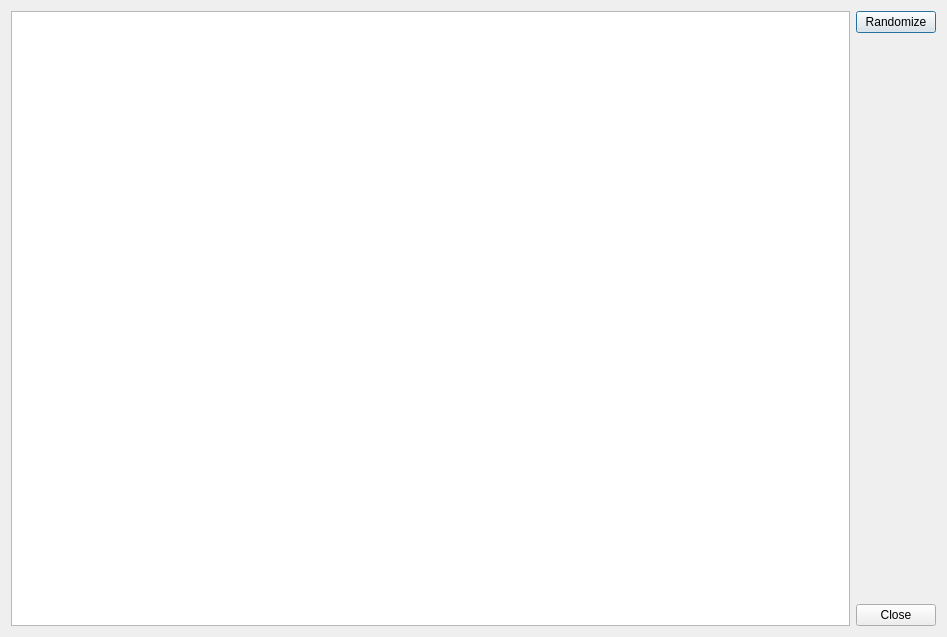
MMetze/DMHelper, file DMHelper/src/randommarketdialog.ui: the form before one commit.
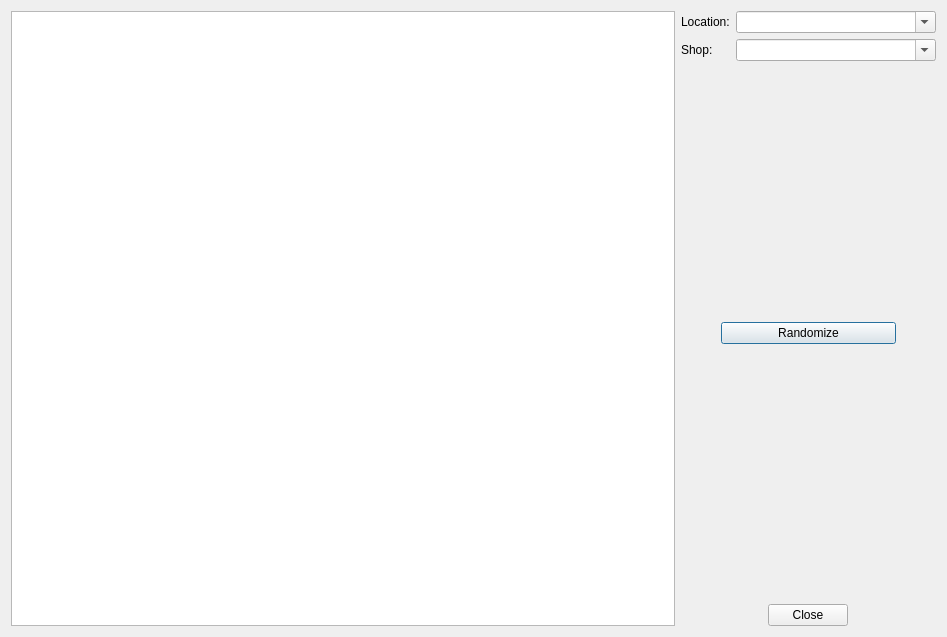
The form after the commit. Icons and pictures are not drawn.

Diff of the .ui file:
```diff
--- a/DMHelper/src/randommarketdialog.ui
+++ b/DMHelper/src/randommarketdialog.ui
@@ -16,13 +16,92 @@
   <property name="styleSheet">
    <string notr="true">background-image: url(:/img/data/parchment.jpg);</string>
   </property>
-  <layout class="QHBoxLayout" name="horizontalLayout">
+  <layout class="QHBoxLayout" name="horizontalLayout_5">
    <item>
     <widget class="QTextEdit" name="textEdit"/>
    </item>
    <item>
     <layout class="QVBoxLayout" name="verticalLayout">
      <item>
+      <layout class="QHBoxLayout" name="horizontalLayout_2">
+       <item>
+        <widget class="QLabel" name="label">
+         <property name="text">
+          <string>Location:</string>
+         </property>
+        </widget>
+       </item>
+       <item>
+        <widget class="QComboBox" name="cmbLocation">
+         <property name="minimumSize">
+          <size>
+           <width>200</width>
+           <height>0</height>
+          </size>
+         </property>
+         <property name="editable">
+          <bool>true</bool>
+         </property>
+        </widget>
+       </item>
+      </layout>
+     </item>
+     <item>
+      <layout class="QHBoxLayout" name="horizontalLayout">
+       <item>
+        <widget class="QLabel" name="label_2">
+         <property name="text">
+          <string>Shop:</string>
+         </property>
+        </widget>
+       </item>
+       <item>
+        <widget class="QComboBox" name="cmbShop">
+         <property name="minimumSize">
+          <size>
+           <width>200</width>
+           <height>0</height>
+          </size>
+         </property>
+         <property name="editable">
+          <bool>true</bool>
+         </property>
+        </widget>
+       </item>
+      </layout>
+     </item>
+     <item>
+      <spacer name="verticalSpacer_2">
+       <property name="orientation">
+        <enum>Qt::Vertical</enum>
+       </property>
+       <property name="sizeHint" stdset="0">
+        <size>
+         <width>20</width>
+         <height>40</height>
+        </size>
+       </property>
+      </spacer>
+     </item>
+     <item>
+      <layout class="QHBoxLayout" name="horizontalLayout_4">
+       <item>
+        <spacer name="horizontalSpacer">
+         <property name="orientation">
+          <enum>Qt::Horizontal</enum>
+         </property>
+         <property name="sizeType">
+          <enum>QSizePolicy::Preferred</enum>
+         </property>
+         <property name="sizeHint" stdset="0">
+          <size>
+           <width>40</width>
+           <height>20</height>
+          </size>
+         </property>
+        </spacer>
+       </item>
+       <item>
       <widget class="QPushButton" name="btnRandomize">
        <property name="text">
         <string>Randomize</string>
@@ -33,6 +112,24 @@
       </widget>
      </item>
      <item>
+        <spacer name="horizontalSpacer_2">
+         <property name="orientation">
+          <enum>Qt::Horizontal</enum>
+         </property>
+         <property name="sizeType">
+          <enum>QSizePolicy::Preferred</enum>
+         </property>
+         <property name="sizeHint" stdset="0">
+          <size>
+           <width>40</width>
+           <height>20</height>
+          </size>
+         </property>
+        </spacer>
+       </item>
+      </layout>
+     </item>
+     <item>
       <spacer name="verticalSpacer">
        <property name="orientation">
         <enum>Qt::Vertical</enum>
@@ -46,6 +143,24 @@
       </spacer>
      </item>
      <item>
+      <layout class="QHBoxLayout" name="horizontalLayout_3">
+       <item>
+        <spacer name="horizontalSpacer_3">
+         <property name="orientation">
+          <enum>Qt::Horizontal</enum>
+         </property>
+         <property name="sizeType">
+          <enum>QSizePolicy::Preferred</enum>
+         </property>
+         <property name="sizeHint" stdset="0">
+          <size>
+           <width>40</width>
+           <height>20</height>
+          </size>
+         </property>
+        </spacer>
+       </item>
+       <item>
       <widget class="QDialogButtonBox" name="buttonBox">
        <property name="sizePolicy">
         <sizepolicy hsizetype="Fixed" vsizetype="Maximum">
@@ -63,6 +178,24 @@
         <bool>false</bool>
        </property>
       </widget>
+       </item>
+       <item>
+        <spacer name="horizontalSpacer_4">
+         <property name="orientation">
+          <enum>Qt::Horizontal</enum>
+         </property>
+         <property name="sizeType">
+          <enum>QSizePolicy::Preferred</enum>
+         </property>
+         <property name="sizeHint" stdset="0">
+          <size>
+           <width>40</width>
+           <height>20</height>
+          </size>
+         </property>
+        </spacer>
+       </item>
+      </layout>
      </item>
     </layout>
    </item>
```
Lines whose indentation alone changed are shown as unchanged.
